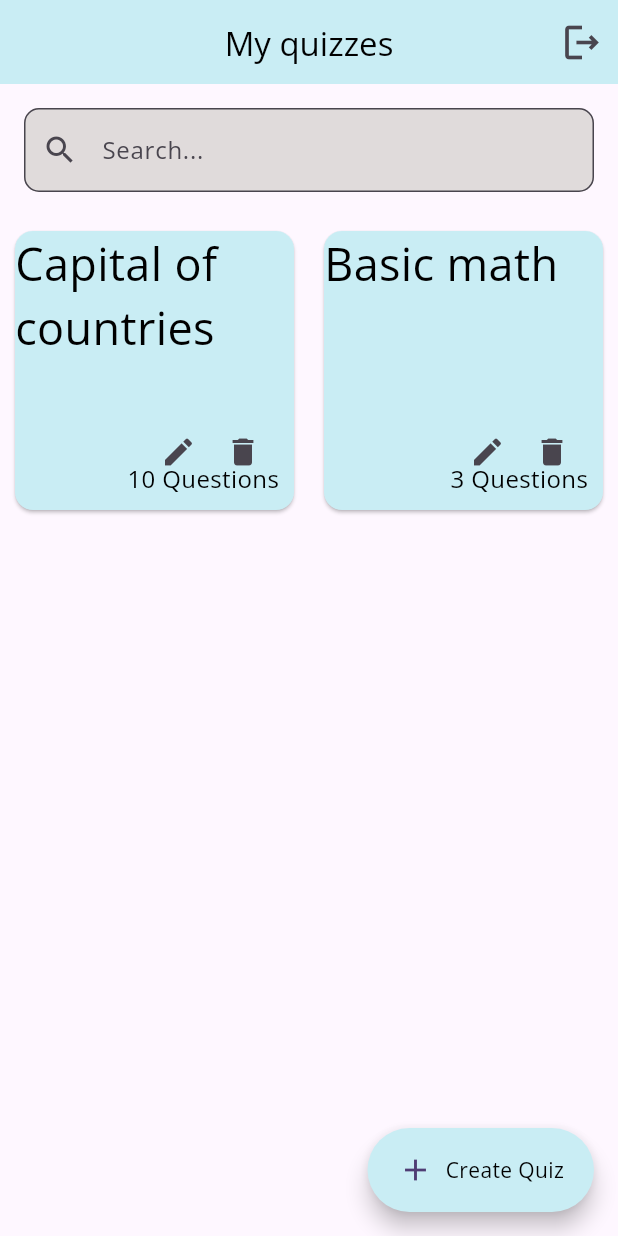
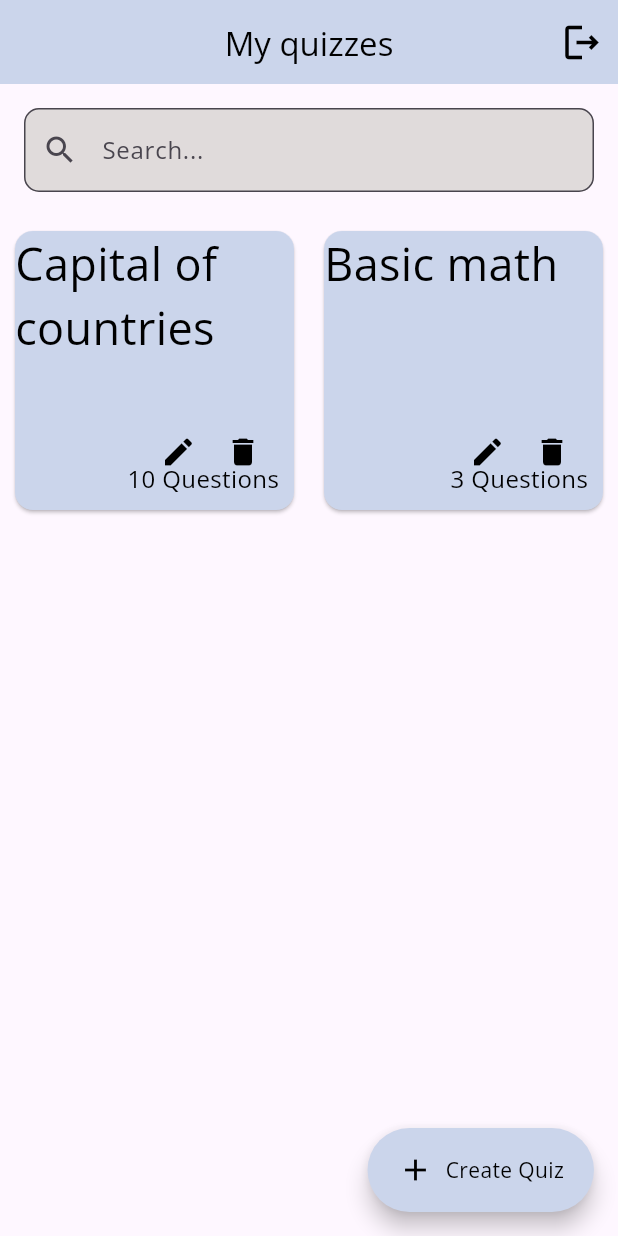
Before and after one commit to rapunschel/quizme, a Flutter app: the screen it shows once a user with an empty profile is signed in, on a phone screen of 412 x 824 dp. Run offline on Flutter 3.47's test engine with Material 2 defaults, Android fonts, the phone set to English and light mode, and no system bars; our stand-ins replace awesome_dialog, cloud_firestore, firebase_auth, firebase_core, google_fonts; accounts and stored records are empty.

Commit message:
Fixed some more styling in themedata

```diff
--- a/lib/main.dart
+++ b/lib/main.dart
@@ -58,19 +58,28 @@ class Quiz extends StatelessWidget {
 
   ThemeData appStyling(BuildContext context) {
     Color textColor = Colors.black;
-    Color primaryColor = const Color.fromARGB(255, 201, 237, 244);
-    Color buttonColor =
-        primaryColor; //const Color.fromARGB(255, 153, 225, 239);
+    Color primaryColor = const Color.fromARGB(
+        255, 203, 213, 235); // Color.fromARGB(255, 20, 142, 54);
+    Color buttonBG = const Color.fromARGB(255, 238, 240, 246);
+    Color iconColor = Colors.black;
+    Color buttonColor = primaryColor;
     return ThemeData(
+      //  scaffoldBackgroundColor: Color.fromARGB(255, 28, 23, 32),
       primaryColor: primaryColor,
       colorScheme: ColorScheme.fromSeed(seedColor: Colors.deepPurple),
       fontFamily: GoogleFonts.openSans().fontFamily,
       useMaterial3: true,
       appBarTheme: AppBarTheme(
+        iconTheme: IconThemeData(color: iconColor),
         titleTextStyle: Theme.of(context)
             .textTheme
             .titleLarge!
             .copyWith(fontWeight: FontWeight.normal),
+      ),
+      floatingActionButtonTheme: FloatingActionButtonThemeData(
+        extendedTextStyle: Theme.of(context).textTheme.bodyMedium,
+        // Color for the icon
+        foregroundColor: iconColor,
       ),
       textButtonTheme: TextButtonThemeData(
         style: ButtonStyle(
@@ -78,6 +87,26 @@ class Quiz extends StatelessWidget {
           backgroundColor: MaterialStateProperty.all<Color>(buttonColor),
         ),
       ),
+      listTileTheme: ListTileThemeData(iconColor: iconColor),
+      elevatedButtonTheme: ElevatedButtonThemeData(
+          style: ButtonStyle(
+        elevation: MaterialStateProperty.all<double>(3),
+        backgroundColor: MaterialStateProperty.all<Color>(buttonBG),
+      )),
+      snackBarTheme: SnackBarThemeData(
+        //  closeIconColor: iconColor,
+        behavior: SnackBarBehavior.floating,
+        shape: RoundedRectangleBorder(
+          side: const BorderSide(color: Colors.black, width: 1),
+          borderRadius: BorderRadius.circular(24),
+        ),
+        showCloseIcon: true,
+        closeIconColor: iconColor,
+        actionTextColor: Colors.deepPurple,
+        backgroundColor: primaryColor,
+        contentTextStyle: Theme.of(context).textTheme.bodyMedium,
+      ),
+      iconTheme: IconThemeData(color: iconColor),
       textTheme: const TextTheme(
 
               // Global styling, use Theme... to use a specific style
--- a/lib/screens/add_questions_screen.dart
+++ b/lib/screens/add_questions_screen.dart
@@ -104,7 +104,6 @@ class _AddQuestionScreenState extends State<AddQuestionScreen> {
                 child: ElevatedButton(
                   style: ElevatedButton.styleFrom(
                     textStyle: const TextStyle(fontSize: 20.0),
-                    backgroundColor: Colors.green,
                   ),
                   child: const Text('Save'),
                   onPressed: () {
--- a/lib/widgets/reuseable_widgets.dart
+++ b/lib/widgets/reuseable_widgets.dart
@@ -29,7 +29,8 @@ class QuizmeAppBar extends StatelessWidget implements PreferredSizeWidget {
             // Empty the stack
             Navigator.pushNamedAndRemoveUntil(context, '/', (route) => false);
           },
-          icon: const Icon(Icons.logout_outlined),
+          icon: Icon(Icons.logout_outlined,
+              color: Theme.of(context).iconTheme.color),
           iconSize: 30,
         ),
       ],
```
